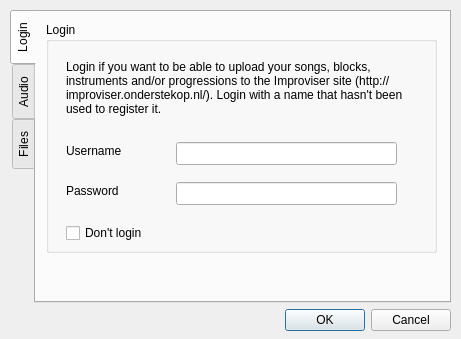
First picture: the form in improviser/qtGUI/preferences.ui, repository bspaans/improviser, before the edit.
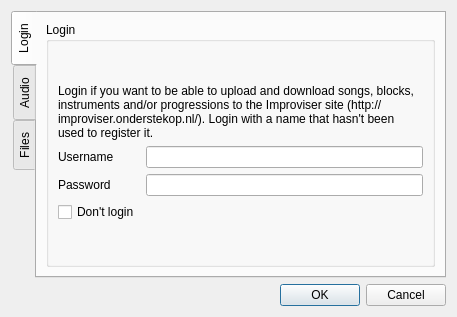
Second picture: the form after the edit.

Commit message: Added spacers to main window and preferences.

Diff of the .ui file:
```diff
--- a/improviser/qtGUI/preferences.ui
+++ b/improviser/qtGUI/preferences.ui
@@ -8,8 +8,8 @@
    <rect>
     <x>0</x>
     <y>0</y>
-    <width>461</width>
-    <height>339</height>
+    <width>457</width>
+    <height>317</height>
    </rect>
   </property>
   <property name="sizePolicy" >
@@ -18,6 +18,12 @@
     <verstretch>0</verstretch>
    </sizepolicy>
   </property>
+  <property name="minimumSize" >
+   <size>
+    <width>450</width>
+    <height>0</height>
+   </size>
+  </property>
   <property name="windowTitle" >
    <string>Preferences</string>
   </property>
@@ -27,15 +33,8 @@
   <property name="modal" >
    <bool>true</bool>
   </property>
-  <widget class="QWidget" name="verticalLayoutWidget" >
-   <property name="geometry" >
-    <rect>
-     <x>10</x>
-     <y>10</y>
-     <width>441</width>
-     <height>321</height>
-    </rect>
-   </property>
+  <layout class="QHBoxLayout" name="horizontalLayout" >
+   <item>
    <layout class="QVBoxLayout" name="verticalLayout" >
     <property name="sizeConstraint" >
      <enum>QLayout::SetDefaultConstraint</enum>
@@ -55,82 +54,49 @@
        <attribute name="title" >
         <string>Login</string>
        </attribute>
+        <layout class="QHBoxLayout" name="horizontalLayout_2" >
+         <item>
        <widget class="QGroupBox" name="groupBox_2" >
-        <property name="geometry" >
-         <rect>
-          <x>10</x>
-          <y>10</y>
-          <width>391</width>
-          <height>231</height>
-         </rect>
-        </property>
         <property name="title" >
          <string>Login</string>
         </property>
+           <layout class="QVBoxLayout" name="verticalLayout_2" >
+            <item>
+             <layout class="QGridLayout" name="gridLayout" >
+              <property name="sizeConstraint" >
+               <enum>QLayout::SetMinimumSize</enum>
+              </property>
+              <item row="2" column="0" >
         <widget class="QLabel" name="label" >
-         <property name="geometry" >
-          <rect>
-           <x>20</x>
-           <y>120</y>
-           <width>71</width>
-           <height>17</height>
-          </rect>
+                <property name="sizePolicy" >
+                 <sizepolicy vsizetype="Fixed" hsizetype="Fixed" >
+                  <horstretch>0</horstretch>
+                  <verstretch>0</verstretch>
+                 </sizepolicy>
          </property>
          <property name="text" >
           <string>Username</string>
          </property>
         </widget>
+              </item>
+              <item row="2" column="1" >
+               <widget class="QLineEdit" name="username" />
+              </item>
+              <item row="3" column="0" >
         <widget class="QLabel" name="label_2" >
-         <property name="geometry" >
-          <rect>
-           <x>20</x>
-           <y>160</y>
-           <width>61</width>
-           <height>17</height>
-          </rect>
+                <property name="sizePolicy" >
+                 <sizepolicy vsizetype="Fixed" hsizetype="Fixed" >
+                  <horstretch>0</horstretch>
+                  <verstretch>0</verstretch>
+                 </sizepolicy>
          </property>
          <property name="text" >
           <string>Password</string>
          </property>
         </widget>
-        <widget class="QLabel" name="label_3" >
-         <property name="geometry" >
-          <rect>
-           <x>20</x>
-           <y>30</y>
-           <width>341</width>
-           <height>71</height>
-          </rect>
-         </property>
-         <property name="lineWidth" >
-          <number>1</number>
-         </property>
-         <property name="text" >
-          <string>Login if you want to be able to upload your songs, blocks, instruments and/or progressions to the Improviser site (http://improviser.onderstekop.nl/). Login with a name that hasn't been used to register it.</string>
-         </property>
-         <property name="wordWrap" >
-          <bool>true</bool>
-         </property>
-        </widget>
-        <widget class="QLineEdit" name="username" >
-         <property name="geometry" >
-          <rect>
-           <x>130</x>
-           <y>120</y>
-           <width>221</width>
-           <height>23</height>
-          </rect>
-         </property>
-        </widget>
+              </item>
+              <item row="3" column="1" >
         <widget class="QLineEdit" name="password" >
-         <property name="geometry" >
-          <rect>
-           <x>130</x>
-           <y>160</y>
-           <width>221</width>
-           <height>23</height>
-          </rect>
-         </property>
          <property name="inputMask" >
           <string/>
          </property>
@@ -138,20 +104,42 @@
           <enum>QLineEdit::Password</enum>
          </property>
         </widget>
+              </item>
+              <item row="4" column="0" >
         <widget class="QCheckBox" name="nologin" >
-         <property name="geometry" >
-          <rect>
-           <x>20</x>
-           <y>200</y>
-           <width>83</width>
-           <height>22</height>
-          </rect>
-         </property>
          <property name="text" >
           <string>Don't login</string>
          </property>
         </widget>
-       </widget>
+              </item>
+              <item row="1" column="0" colspan="2" >
+               <widget class="QLabel" name="label_3" >
+                <property name="sizePolicy" >
+                 <sizepolicy vsizetype="Fixed" hsizetype="MinimumExpanding" >
+                  <horstretch>0</horstretch>
+                  <verstretch>0</verstretch>
+                 </sizepolicy>
+                </property>
+                <property name="lineWidth" >
+                 <number>1</number>
+                </property>
+                <property name="text" >
+                 <string>Login if you want to be able to upload and download songs, blocks, instruments and/or progressions to the Improviser site (http://improviser.onderstekop.nl/). Login with a name that hasn't been used to register it.</string>
+                </property>
+                <property name="alignment" >
+                 <set>Qt::AlignLeading|Qt::AlignLeft|Qt::AlignTop</set>
+                </property>
+                <property name="wordWrap" >
+                 <bool>true</bool>
+                </property>
+               </widget>
+              </item>
+             </layout>
+            </item>
+           </layout>
+          </widget>
+         </item>
+        </layout>
       </widget>
       <widget class="QWidget" name="tab_2" >
        <attribute name="title" >
@@ -347,7 +335,8 @@
      </widget>
     </item>
    </layout>
-  </widget>
+   </item>
+  </layout>
  </widget>
  <resources/>
  <connections>
```
Left out of the diff: 68 changed lines with no effect on the pictures. Lines whose indentation alone changed are shown as unchanged. The commit also changes 5 other files.
